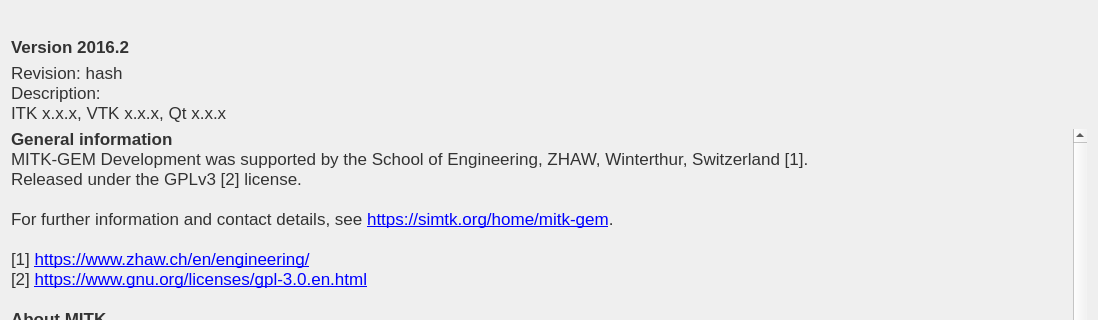
Qt form Modules/QtWidgetsExt/src/QmitkAboutDialogGUI.ui (araex/MITK) before a commit; both pictures show x 0 to 1098 and y 0 to 320 of the 1098 by 739 pixel window.
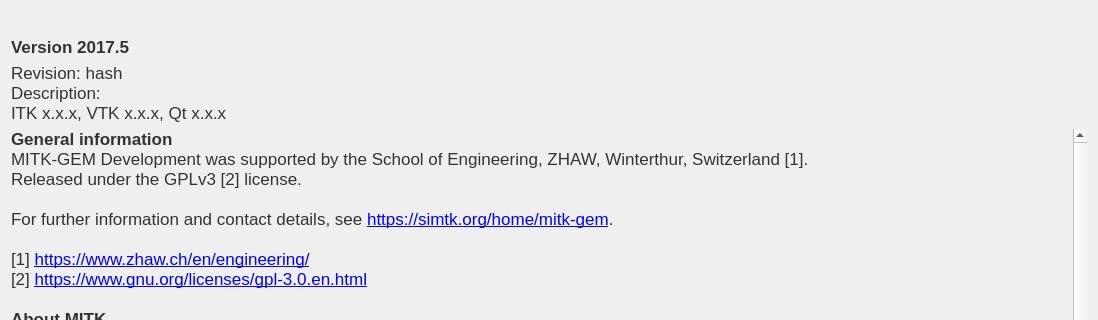
The same form after that commit. Icons and pictures are not drawn.

Commit message: Updated about screen

```diff
--- a/Modules/QtWidgetsExt/src/QmitkAboutDialogGUI.ui
+++ b/Modules/QtWidgetsExt/src/QmitkAboutDialogGUI.ui
@@ -89,7 +89,7 @@
      <item>
       <widget class="QLabel" name="label_2">
        <property name="text">
-        <string>&lt;html&gt;&lt;head/&gt;&lt;body&gt;&lt;p&gt;&lt;span style=&quot; font-weight:600;&quot;&gt;Version 2016.2&lt;/span&gt;&lt;/p&gt;&lt;/body&gt;&lt;/html&gt;</string>
+        <string>&lt;html&gt;&lt;head/&gt;&lt;body&gt;&lt;p&gt;&lt;span style=&quot; font-weight:600;&quot;&gt;Version 2017.5&lt;/span&gt;&lt;/p&gt;&lt;/body&gt;&lt;/html&gt;</string>
        </property>
       </widget>
      </item>
```
